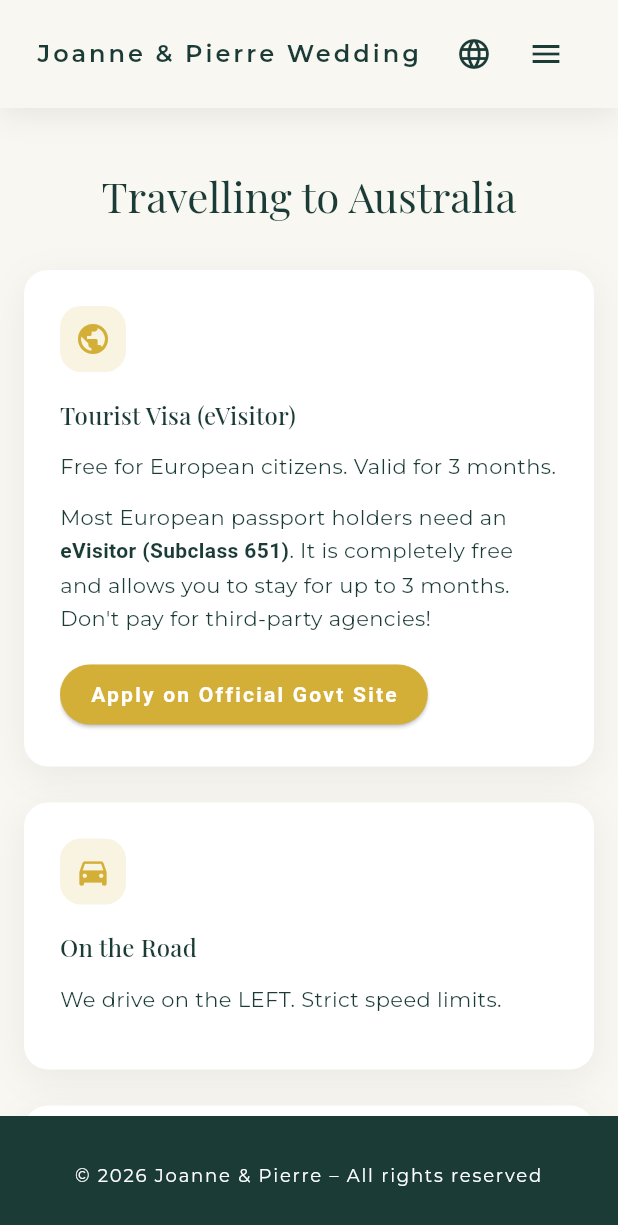
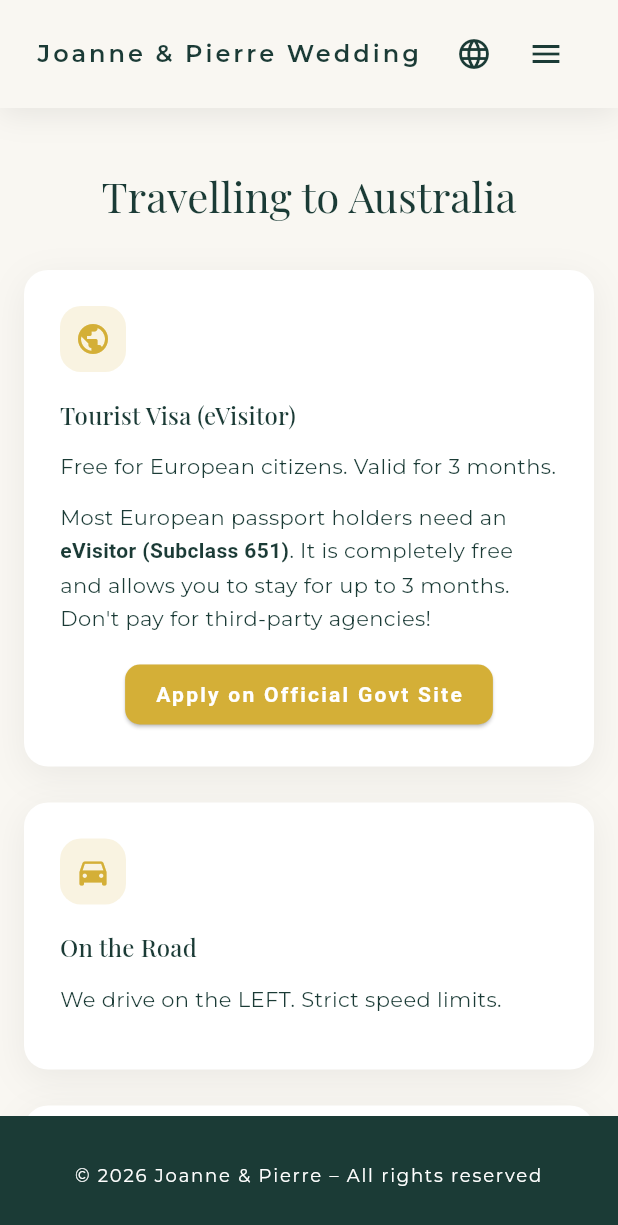
Before and after one commit to PierreDaguier/website-wedding, a Flutter app: the AustraliaPage screen opened by its route, after a tap on "Tourist Visa (eVisitor)", on a phone screen of 412 x 824 dp. Shown: the top 1225 px of the screen. Run offline on Flutter 3.47's test engine with Material 3 defaults, Android fonts, the phone set to English and light mode, and no system bars; our stand-ins replace flutter_dotenv, go_router, google_fonts, lucide_icons; missing offline and left inert: dart:html, dart:ui_web.

Commit message:
Localize Australia and programme content

```diff
--- a/lib/localization.dart
+++ b/lib/localization.dart
@@ -34,51 +34,61 @@ class AppLocalizations {
       'homeIntro':
           'Nous sommes ravis de partager avec vous cette journée exceptionnelle. Nous nous marierons le 1er août 2026 à Pethers Rainforest Retreat, sur le mont Tamborine, près de Brisbane. Sur ce site, vous trouverez toutes les informations nécessaires pour préparer votre venue et profiter de chaque moment.',
       'venuePageTitle': 'Programme',
-      'venueHeading': 'Getting to the Venue',
+      'venueHeading': 'Accès au lieu',
       'venueSubtext':
-          'The ceremony and reception will be held on August 1st, 2026 at Pethers Rainforest Retreat.',
-      'venueAddressLabel': 'Address',
+          'La cérémonie et la réception auront lieu le 1er août 2026 à Pethers Rainforest Retreat.',
+      'venueAddressLabel': 'Adresse',
       'venueAddressValue': '28B Geissmann St, Tamborine Mountain QLD 4272',
-      'venueAccessHeading': 'Access',
+      'venueAccessHeading': 'Accès',
       'venueAccessCar':
-          'By Car: 1hr drive from Brisbane via M1 and Mount Tamborine Rd.',
+          'En voiture : 1h depuis Brisbane via la M1 et Mount Tamborine Rd.',
       'venueAccessPlane':
-          'From Airport: 1h15 drive. Car rental highly recommended.',
+          'Depuis l’aéroport : 1h15 de route. Location de voiture recommandée.',
       'venueAccessTrain':
-          'Public Transport: Train to Beenleigh station, then a 45min Taxi/Uber to the mountain.',
+          'Transports publics : train jusqu’à Beenleigh, puis 45 min de taxi/Uber.',
       'venueAccessShuttle':
-          'Shuttles: Private shuttles available from Brisbane/Gold Coast.',
+          'Navettes : privées disponibles depuis Brisbane/Gold Coast.',
       'venueProgramHeading': 'Programme de la journée',
       'venueProgram1': 'Arrivée des invités',
       'venueProgram2': 'Cérémonie',
       'venueProgram3': 'Cocktail',
       'venueProgram4': 'Dîner',
       'venueProgram5': 'Soirée dansante',
-      'australiaPageTitle': 'Travelling to Australia',
-      'australiaHeading1': 'Voyager vers l’Australie',
-      'australiaText1':
-          'Vérifiez la validité de votre passeport (valide au moins jusqu’à votre retour). Réservez vos vols à l’avance, surtout en haute saison. Pensez à l’assurance voyage et aux prises australiennes (type I).',
-      'australiaHeading2': 'Visa pour l’Australie (depuis la France)',
-      'australiaText2':
-          'La plupart des visiteurs français utilisent le visa eVisitor (subclass 651) ou l’ETA. Faites la demande en ligne plusieurs semaines avant le départ.\nLien officiel : https://immi.homeaffairs.gov.au/visas/getting-a-visa/visa-listing',
-      'australiaHeading3': 'Permis de conduire international',
-      'australiaText3':
-          'Si vous prévoyez de conduire, demandez un permis international gratuit depuis la France via l’ANTS. Délai variable, à anticiper.\nLien officiel : https://permisdeconduire.ants.gouv.fr/',
-      'australiaHeading4': 'Téléphonie : carte prépayée Telstra',
-      'australiaText4':
-          'La couverture mobile la plus large est souvent assurée par Telstra. Vous pouvez acheter une carte prépayée (SIM ou eSIM) en ligne ou à l’arrivée.\nLien officiel : https://www.telstra.com.au/mobile-phones/prepaid-mobiles',
-      'australiaHeading5': 'Numéros importants en Australie',
-      'australiaText5':
-          '• Urgences (police, pompiers, ambulance) : 000\n• Numéro international d’urgence (mobile) : 112\n• Police non urgente (QLD) : 131 444\n• Lifeline (soutien 24/7) : 13 11 14',
-      'australiaHeading6': 'Douane & bagages',
-      'australiaText6':
-          'L’Australie applique des règles strictes de biosécurité. Déclarez toute nourriture, plantes, produits animaux ou équipements de plein air.\nEn cabine : liquides dans des contenants de 100 ml max (sachet 1 L). Les batteries lithium doivent rester en cabine.\nInfos officielles : https://www.abf.gov.au/entering-and-leaving-australia',
-      'australiaHeading7': 'Santé & assurances',
-      'australiaText7':
-          'Souscrivez une assurance voyage couvrant les frais médicaux, l’annulation et la perte de bagages. Pensez à une protection solaire renforcée et à rester hydraté(e).',
-      'australiaHeading8': 'Conseils pratiques',
-      'australiaText8':
-          '• Décalage horaire : +8 à +10 heures selon la saison\n• Conduite à gauche (attention aux ronds-points)\n• Paiement par carte largement accepté\n• Prévoir une veste légère le soir sur le mont Tamborine',
+      'australiaPageTitle': 'Voyager en Australie',
+      'australiaVisaTitle': 'Visa touristique (eVisitor)',
+      'australiaVisaSummary':
+          'Gratuit pour les ressortissants européens. Valable 3 mois.',
+      'australiaVisaDetailsIntro':
+          'La plupart des passeports européens nécessitent un ',
+      'australiaVisaDetailsHighlight': 'eVisitor (Subclass 651)',
+      'australiaVisaDetailsOutro':
+          '. Il est entièrement gratuit et permet de séjourner jusqu’à 3 mois. N’utilisez pas d’agences tierces.',
+      'australiaVisaAction': 'Faire la demande officielle',
+      'australiaRoadTitle': 'Sur la route',
+      'australiaRoadSummary':
+          'On conduit à gauche. Limites strictes.',
+      'australiaRoadDetails':
+          'Gardez la gauche ! Les radars sont partout et la tolérance est faible. Votre permis français est généralement valide s’il est en anglais, sinon prenez un permis international.',
+      'australiaCustomsTitle': 'Douanes & frontières',
+      'australiaCustomsSummary':
+          'Règles strictes sur la nourriture et le végétal.',
+      'australiaCustomsDetails':
+          'L’Australie applique l’une des biosécurités les plus strictes au monde. Vous devez DÉCLARER toute nourriture, bois ou matière végétale sur votre carte d’arrivée. En cas de doute, déclarez.',
+      'australiaCustomsAction': 'Vérifier ce que vous pouvez apporter',
+      'australiaSafetyTitle': 'Sécurité & assistance',
+      'australiaSafetySummary': 'Numéros utiles pendant votre séjour.',
+      'australiaSafetyDetails':
+          'Urgences (police/pompiers/ambulance) : 000\nPolice non urgente : 131 444\nAssistance routière (RACQ) : 13 19 05\nService d’urgence de l’État (SES) : 132 500',
+      'australiaConnectedTitle': 'Rester connecté',
+      'australiaConnectedSummary': 'Acheter une carte SIM prépayée locale.',
+      'australiaConnectedDetails':
+          'Telstra offre la meilleure couverture dans les zones rurales comme le mont Tamborine. Vous pouvez acheter une SIM prépayée à l’aéroport ou dans une supérette.',
+      'australiaConnectedAction': 'Visiter le site Telstra',
+      'australiaTransportTitle': 'Se déplacer',
+      'australiaTransportSummary': 'Transports publics et location de voiture.',
+      'australiaTransportDetails':
+          'Transports publics : utilisez TransLink pour les horaires bus/train dans le Queensland.\nLocation de voiture : nous recommandons de réserver à l’aéroport de Brisbane (BNE) via Avis, Hertz ou Europcar.',
+      'australiaTransportLinkLabel': 'TransLink',
       'contactPageTitle': 'Contacts',
       'contactHeading': 'Nous contacter',
       'contactJoanne': 'Joanne',
@@ -90,8 +100,8 @@ class AppLocalizations {
       'languageEn': 'English',
       'homeCta': 'Découvrir le programme',
       // Titre utilisé pour le card de carte sur la page Programme
-      'mapTitle': 'Location',
-      'venueCopyAddress': 'Copy',
+      'mapTitle': 'Emplacement',
+      'venueCopyAddress': 'Copier',
       // Texte du pied de page, l'année actuelle remplacera {year}
       'footerText': '© {year} Joanne & Pierre – Tous droits réservés',
     },
@@ -128,6 +138,37 @@ class AppLocalizations {
       'venueProgram4': 'Dinner',
       'venueProgram5': 'Dance party',
       'australiaPageTitle': 'Travelling to Australia',
+      'australiaVisaTitle': 'Tourist Visa (eVisitor)',
+      'australiaVisaSummary': 'Free for European citizens. Valid for 3 months.',
+      'australiaVisaDetailsIntro':
+          'Most European passport holders need an ',
+      'australiaVisaDetailsHighlight': 'eVisitor (Subclass 651)',
+      'australiaVisaDetailsOutro':
+          '. It is completely free and allows you to stay for up to 3 months. Don\'t pay for third-party agencies!',
+      'australiaVisaAction': 'Apply on Official Govt Site',
+      'australiaRoadTitle': 'On the Road',
+      'australiaRoadSummary': 'We drive on the LEFT. Strict speed limits.',
+      'australiaRoadDetails':
+          'Keep left! Speed cameras are everywhere and tolerance is low. Your domestic license is usually valid if it\'s in English, otherwise carry an International Driving Permit.',
+      'australiaCustomsTitle': 'Customs & Borders',
+      'australiaCustomsSummary': 'Strict rules on food and organic items.',
+      'australiaCustomsDetails':
+          'Australia has the strictest biosecurity in the world. You must DECLARE all food, wood, or plant materials on your incoming passenger card. If in doubt, declare it.',
+      'australiaCustomsAction': 'Check what you can bring',
+      'australiaSafetyTitle': 'Safety & Assistance',
+      'australiaSafetySummary': 'Important numbers for your stay.',
+      'australiaSafetyDetails':
+          'Emergencies (Police/Fire/Ambulance): 000\nNon-emergency Police: 131 444\nRoadside Assistance (RACQ): 13 19 05\nState Emergency Service (SES): 132 500',
+      'australiaConnectedTitle': 'Staying Connected',
+      'australiaConnectedSummary': 'Get a local prepaid SIM card.',
+      'australiaConnectedDetails':
+          'Telstra offers the best coverage in rural areas like Tamborine Mountain. You can buy a prepaid SIM at the airport or any convenience store.',
+      'australiaConnectedAction': 'Visit Telstra Site',
+      'australiaTransportTitle': 'Getting Around',
+      'australiaTransportSummary': 'Public transport and car rentals.',
+      'australiaTransportDetails':
+          'Public Transport: Use TransLink for bus/train schedules in QLD.\nCar Rentals: We recommend booking at Brisbane Airport (BNE) via Avis, Hertz, or Europcar.',
+      'australiaTransportLinkLabel': 'TransLink',
       'australiaHeading1': 'Travelling to Australia',
       'australiaText1':
           'Check that your passport is valid for your full stay. Book flights early, especially in peak season. Remember a travel adaptor (type I outlets).',
--- a/lib/pages/australia_page.dart
+++ b/lib/pages/australia_page.dart
@@ -33,46 +33,80 @@ class AustraliaPage extends StatelessWidget {
           final cards = [
             _TravelInfoCardData(
               icon: Icons.public,
-              title: 'Tourist Visa (eVisitor)',
-              summary: 'Free for European citizens. Valid for 3 months.',
-              details: const TextSpan(
-                text:
-                    'Most European passport holders need an ',
+              title: loc.translate('australiaVisaTitle'),
+              summary: loc.translate('australiaVisaSummary'),
+              details: TextSpan(
+                text: loc.translate('australiaVisaDetailsIntro'),
                 children: [
                   TextSpan(
-                    text: 'eVisitor (Subclass 651)',
-                    style: TextStyle(fontWeight: FontWeight.w700),
+                    text: loc.translate('australiaVisaDetailsHighlight'),
+                    style: const TextStyle(fontWeight: FontWeight.w700),
                   ),
                   TextSpan(
-                    text:
-                        '. It is completely free and allows you to stay for up to 3 months. Don\'t pay for third-party agencies!',
+                    text: loc.translate('australiaVisaDetailsOutro'),
                   ),
                 ],
               ),
-              actionLabel: 'Apply on Official Govt Site',
+              actionLabel: loc.translate('australiaVisaAction'),
               actionUrl: 'https://immi.homeaffairs.gov.au',
               primaryAction: true,
+              actionIsButton: true,
             ),
             _TravelInfoCardData(
               icon: Icons.directions_car,
-              title: 'On the Road',
-              summary: 'We drive on the LEFT. Strict speed limits.',
-              details: const TextSpan(
-                text:
-                    'Keep left! Speed cameras are everywhere and tolerance is low. Your domestic license is usually valid if it\'s in English, otherwise carry an International Driving Permit.',
+              title: loc.translate('australiaRoadTitle'),
+              summary: loc.translate('australiaRoadSummary'),
+              details: TextSpan(
+                text: loc.translate('australiaRoadDetails'),
               ),
             ),
             _TravelInfoCardData(
               icon: Icons.eco,
-              title: 'Customs & Borders',
-              summary: 'Strict rules on food and organic items.',
-              details: const TextSpan(
-                text:
-                    'Australia has the strictest biosecurity in the world. You must DECLARE all food, wood, or plant materials on your incoming passenger card. If in doubt, declare it.',
+              title: loc.translate('australiaCustomsTitle'),
+              summary: loc.translate('australiaCustomsSummary'),
+              details: TextSpan(
+                text: loc.translate('australiaCustomsDetails'),
               ),
-              actionLabel: 'Check what you can bring',
+              actionLabel: loc.translate('australiaCustomsAction'),
               actionUrl:
                   'https://www.abf.gov.au/entering-and-leaving-australia',
+              actionColor: Color(0xFFD4AF37),
+              actionIsButton: true,
+            ),
+            _TravelInfoCardData(
+              icon: Icons.shield,
+              title: loc.translate('australiaSafetyTitle'),
+              summary: loc.translate('australiaSafetySummary'),
+              details: TextSpan(
+                text: loc.translate('australiaSafetyDetails'),
+              ),
+            ),
+            _TravelInfoCardData(
+              icon: Icons.wifi,
+              title: loc.translate('australiaConnectedTitle'),
+              summary: loc.translate('australiaConnectedSummary'),
+              details: TextSpan(
+                text: loc.translate('australiaConnectedDetails'),
+              ),
+              actionLabel: loc.translate('australiaConnectedAction'),
+              actionUrl:
+                  'https://www.telstra.com.au/mobile-phones/prepaid-mobiles',
+              actionIsButton: true,
+            ),
+            _TravelInfoCardData(
+              icon: Icons.map,
+              title: loc.translate('australiaTransportTitle'),
+              summary: loc.translate('australiaTransportSummary'),
+              details: TextSpan(
+                text: loc.translate('australiaTransportDetails'),
+              ),
+              modalLinks: [
+                _ModalLink(
+                  label: loc.translate('australiaTransportLinkLabel'),
+                  url: 'https://translink.com.au/',
+                ),
+              ],
+              useModal: true,
             ),
           ];
           final double cardWidth =
@@ -128,6 +162,10 @@ class _TravelInfoCardData {
   final String? actionLabel;
   final String? actionUrl;
   final bool primaryAction;
+  final bool actionIsButton;
+  final Color? actionColor;
+  final bool useModal;
+  final List<_ModalLink> modalLinks;
 
   const _TravelInfoCardData({
     required this.icon,
@@ -137,7 +175,18 @@ class _TravelInfoCardData {
     this.actionLabel,
     this.actionUrl,
     this.primaryAction = false,
+    this.actionIsButton = false,
+    this.actionColor,
+    this.useModal = false,
+    this.modalLinks = const [],
   });
+}
+
+class _ModalLink {
+  final String label;
+  final String url;
+
+  const _ModalLink({required this.label, required this.url});
 }
 
 class _ExpandableInfoCard extends StatefulWidget {
@@ -161,6 +210,49 @@ class _ExpandableInfoCardState extends State<_ExpandableInfoCard> {
     setState(() => _expanded = !_expanded);
   }
 
+  void _showModal() {
+    final card = widget.card;
+    showDialog<void>(
+      context: context,
+      builder: (context) {
+        final bodyStyle = Theme.of(context).textTheme.bodyMedium?.copyWith(
+              color: const Color(0xFF1B3B36),
+              height: 1.6,
+            );
+        return AlertDialog(
+          title: Text(card.title),
+          content: Column(
+            mainAxisSize: MainAxisSize.min,
+            crossAxisAlignment: CrossAxisAlignment.start,
+            children: [
+              Text.rich(card.details, style: bodyStyle),
+              if (card.modalLinks.isNotEmpty) ...[
+                const SizedBox(height: 16),
+                for (final link in card.modalLinks)
+                  Padding(
+                    padding: const EdgeInsets.only(bottom: 8),
+                    child: _ActionLink(
+                      label: link.label,
+                      url: link.url,
+                      primary: true,
+                      actionColor: Theme.of(context).colorScheme.secondary,
+                      isButton: true,
+                    ),
+                  ),
+              ],
+            ],
+          ),
+          actions: [
+            TextButton(
+              onPressed: () => Navigator.of(context).pop(),
+              child: const Text('Close'),
+            ),
+          ],
+        );
+      },
+    );
+  }
+
   @override
   Widget build(BuildContext context) {
     final accent = Theme.of(context).colorScheme.secondary;
@@ -174,7 +266,7 @@ class _ExpandableInfoCardState extends State<_ExpandableInfoCard> {
       onExit: (_) => _setHovered(false),
       cursor: SystemMouseCursors.click,
       child: GestureDetector(
-        onTap: _toggleExpanded,
+        onTap: widget.card.useModal ? _showModal : _toggleExpanded,
         child: AnimatedContainer(
           duration: const Duration(milliseconds: 200),
           transform: Matrix4.translationValues(0, _hovered ? -5 : 0, 0),
@@ -234,10 +326,17 @@ class _ExpandableInfoCardState extends State<_ExpandableInfoCard> {
                         widget.card.actionUrl != null)
                       Padding(
                         padding: const EdgeInsets.only(top: 16),
-                        child: _ActionLink(
-                          label: widget.card.actionLabel!,
-                          url: widget.card.actionUrl!,
-                          primary: widget.card.primaryAction,
+                        child: Align(
+                          alignment: widget.card.actionIsButton
+                              ? Alignment.center
+                              : Alignment.centerLeft,
+                          child: _ActionLink(
+                            label: widget.card.actionLabel!,
+                            url: widget.card.actionUrl!,
+                            primary: widget.card.primaryAction,
+                            isButton: widget.card.actionIsButton,
+                            actionColor: widget.card.actionColor,
+                          ),
                         ),
                       ),
                   ],
@@ -259,11 +358,15 @@ class _ActionLink extends StatelessWidget {
   final String label;
   final String url;
   final bool primary;
+  final bool isButton;
+  final Color? actionColor;
 
   const _ActionLink({
     required this.label,
     required this.url,
     this.primary = false,
+    this.isButton = false,
+    this.actionColor,
   });
 
   @override
@@ -273,21 +376,28 @@ class _ActionLink extends StatelessWidget {
       uri: Uri.parse(url),
       target: LinkTarget.blank,
       builder: (context, followLink) {
-        if (primary) {
+        if (primary || isButton) {
+          final baseColor =
+              actionColor ?? theme.colorScheme.secondary;
           return ElevatedButton(
             onPressed: followLink,
             style: ButtonStyle(
               backgroundColor: MaterialStateProperty.resolveWith<Color>(
                 (states) {
                   if (states.contains(MaterialState.hovered)) {
-                    return theme.colorScheme.secondary.withOpacity(0.9);
+                    return baseColor.withOpacity(0.9);
                   }
-                  return theme.colorScheme.secondary;
+                  return baseColor;
                 },
               ),
               foregroundColor: MaterialStateProperty.all(Colors.white),
               padding: MaterialStateProperty.all(
                 const EdgeInsets.symmetric(horizontal: 20, vertical: 12),
+              ),
+              shape: MaterialStateProperty.all(
+                RoundedRectangleBorder(
+                  borderRadius: BorderRadius.circular(10),
+                ),
               ),
             ),
             child: Text(label),
```
